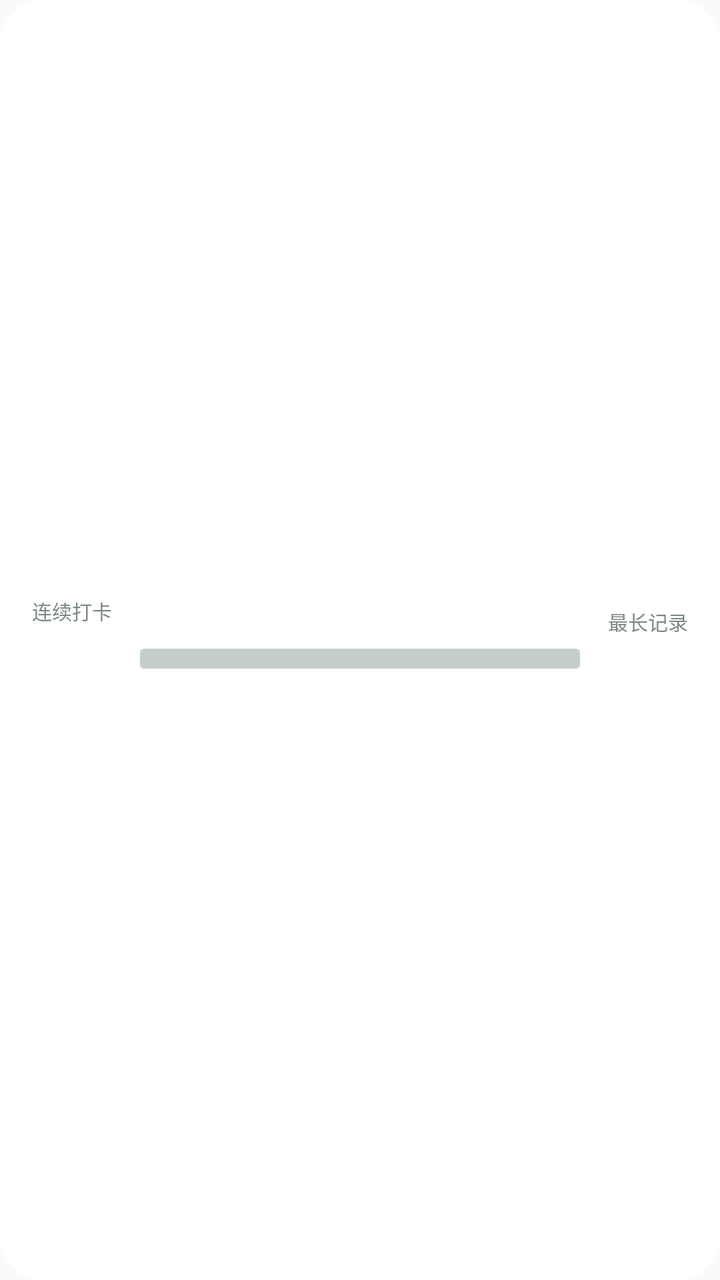
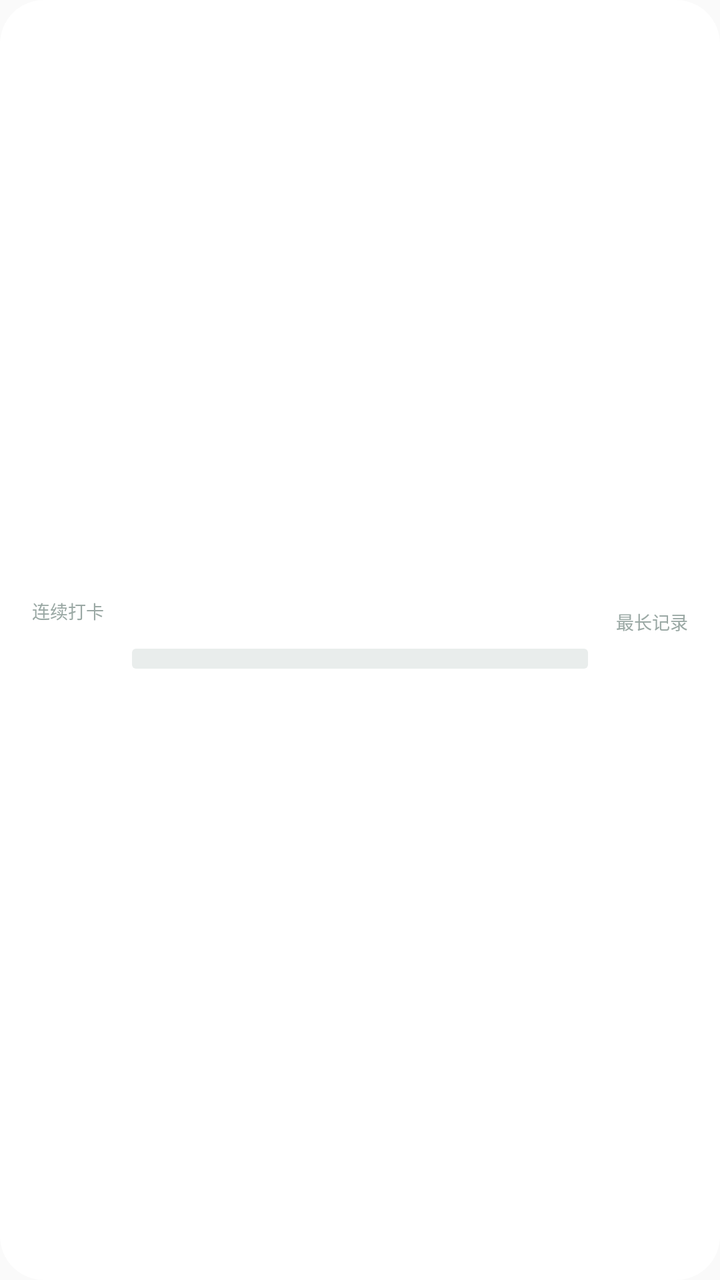

Compare the two renders of this Android layout. The source of the first and the diff that turns it into the second are given below.
<!-- AndroidManifest.xml: application theme Theme.PalmNote -->
<!-- res/layout/widget_habit_wide.xml -->
<?xml version="1.0" encoding="utf-8"?>
<LinearLayout xmlns:android="http://schemas.android.com/apk/res/android"
    android:id="@+id/widget_layout"
    android:layout_width="match_parent"
    android:layout_height="match_parent"
    android:orientation="horizontal"
    android:gravity="center_vertical"
    android:paddingHorizontal="16dp"
    android:paddingVertical="10dp"
    android:background="@drawable/widget_card_round">

    <LinearLayout
        android:layout_width="wrap_content"
        android:layout_height="wrap_content"
        android:orientation="vertical">

        <TextView
            android:layout_width="wrap_content"
            android:layout_height="wrap_content"
            android:text="@string/widget_habit_streak_label"
            android:textSize="@dimen/widget_text_micro"
            android:textColor="@color/widget_v2_text_secondary"
            android:maxLines="1" />

        <TextView
            android:id="@+id/widget_habit_wide_streak"
            android:layout_width="wrap_content"
            android:layout_height="wrap_content"
            android:textSize="20sp"
            android:textStyle="bold"
            android:layout_marginTop="2dp"
            android:maxLines="1" />
    </LinearLayout>

    <LinearLayout
        android:layout_width="0dp"
        android:layout_height="wrap_content"
        android:layout_weight="1"
        android:orientation="vertical"
        android:layout_marginStart="14dp">

        <LinearLayout
            android:layout_width="match_parent"
            android:layout_height="wrap_content"
            android:orientation="horizontal">

            <TextView
                android:id="@+id/widget_habit_wide_today"
                android:layout_width="0dp"
                android:layout_height="wrap_content"
                android:layout_weight="1"
                android:textSize="@dimen/widget_text_micro"
                android:textColor="@color/widget_v2_text_secondary"
                android:maxLines="1" />

            <TextView
                android:id="@+id/widget_habit_wide_week"
                android:layout_width="wrap_content"
                android:layout_height="wrap_content"
                android:textSize="@dimen/widget_text_micro"
                android:textColor="@color/widget_v2_text_secondary"
                android:maxLines="1" />
        </LinearLayout>

        <FrameLayout
            android:layout_width="match_parent"
            android:layout_height="10dp"
            android:layout_marginTop="5dp">

            <ImageView
                android:layout_width="match_parent"
                android:layout_height="match_parent"
                android:src="@drawable/widget_bar_track"
                android:contentDescription="@null" />

            <ImageView
                android:id="@+id/widget_habit_wide_bar"
                android:layout_width="match_parent"
                android:layout_height="match_parent"
                android:src="@drawable/widget_bar_fill"
                android:contentDescription="@null" />
        </FrameLayout>
    </LinearLayout>

    <LinearLayout
        android:layout_width="wrap_content"
        android:layout_height="wrap_content"
        android:orientation="vertical"
        android:gravity="end"
        android:layout_marginStart="14dp">

        <TextView
            android:layout_width="wrap_content"
            android:layout_height="wrap_content"
            android:text="@string/widget_longest_label"
            android:textSize="@dimen/widget_text_micro"
            android:textColor="@color/widget_v2_text_secondary"
            android:maxLines="1" />

        <TextView
            android:id="@+id/widget_habit_wide_longest"
            android:layout_width="wrap_content"
            android:layout_height="wrap_content"
            android:textSize="12sp"
            android:textStyle="bold"
            android:textColor="@color/widget_v2_text_primary"
            android:layout_marginTop="2dp"
            android:maxLines="1" />
    </LinearLayout>

</LinearLayout>
<!-- resources referenced by this layout -->
<resources>
  <color name="widget_v2_text_primary">#FF1A1A1A</color>
  <color name="widget_v2_text_secondary">#FF7C8A86</color>
  <dimen name="widget_text_micro">10sp</dimen>
  <!-- drawable widget_bar_fill (drawable) -->
  <?xml version="1.0" encoding="utf-8"?>
  <clip xmlns:android="http://schemas.android.com/apk/res/android"
      android:clipOrientation="horizontal"
      android:gravity="left">
      <shape android:shape="rectangle">
          <solid android:color="#FFFFFF" />
          <corners android:radius="2dp" />
      </shape>
  </clip>
  <!-- drawable widget_bar_track (drawable) -->
  <?xml version="1.0" encoding="utf-8"?>
  <shape xmlns:android="http://schemas.android.com/apk/res/android" android:shape="rectangle">
      <solid android:color="@color/widget_v2_ring" />
      <corners android:radius="2dp" />
  </shape>
  <!-- drawable widget_card_round (drawable) -->
  <?xml version="1.0" encoding="utf-8"?>
  <shape xmlns:android="http://schemas.android.com/apk/res/android" android:shape="rectangle">
      <solid android:color="@color/widget_v2_card_bg" />
      <corners android:radius="22dp" />
  </shape>
  <string name="widget_habit_streak_label">连续打卡</string>
  <string name="widget_longest_label">最长记录</string>
  <style name="Theme.PalmNote" parent="Theme.AppCompat.DayNight.NoActionBar">
          <item name="android:statusBarColor">@android:color/transparent</item>
          <item name="android:navigationBarColor">@android:color/transparent</item>
          <item name="android:windowLightStatusBar">true</item>
      </style>
  <color name="widget_v2_ring">#FFC4CFCC</color>
  <color name="widget_v2_card_bg">#FFFFFFFF</color>
</resources>

<!-- the commit's change to res/layout/widget_habit_wide.xml (unified diff, before → after) -->
@@ -6,7 +6,7 @@
     android:orientation="horizontal"
     android:gravity="center_vertical"
     android:paddingHorizontal="16dp"
-    android:paddingVertical="10dp"
+    android:paddingVertical="12dp"
     android:background="@drawable/widget_card_round">
 
     <LinearLayout
@@ -18,8 +18,8 @@
             android:layout_width="wrap_content"
             android:layout_height="wrap_content"
             android:text="@string/widget_habit_streak_label"
-            android:textSize="@dimen/widget_text_micro"
-            android:textColor="@color/widget_v2_text_secondary"
+            android:textSize="@dimen/widget_text_label"
+            android:textColor="@color/widget_v2_text_tertiary"
             android:maxLines="1" />
 
         <TextView
@@ -93,8 +93,8 @@
             android:layout_width="wrap_content"
             android:layout_height="wrap_content"
             android:text="@string/widget_longest_label"
-            android:textSize="@dimen/widget_text_micro"
-            android:textColor="@color/widget_v2_text_secondary"
+            android:textSize="@dimen/widget_text_label"
+            android:textColor="@color/widget_v2_text_tertiary"
             android:maxLines="1" />
 
         <TextView
<!-- resource entries referenced after the edit -->
@@ -1,7 +1,9 @@
 <!-- resources referenced by this layout -->
 <resources>
-  <color name="widget_v2_text_primary">#FF1A1A1A</color>
-  <color name="widget_v2_text_secondary">#FF7C8A86</color>
+  <color name="widget_v2_text_primary">#FF15181A</color>
+  <color name="widget_v2_text_secondary">#FF6B7B77</color>
+  <color name="widget_v2_text_tertiary">#FF9AA8A4</color>
+  <dimen name="widget_text_label">9sp</dimen>
   <dimen name="widget_text_micro">10sp</dimen>
   <!-- drawable widget_bar_fill (drawable) -->
   <?xml version="1.0" encoding="utf-8"?>
@@ -32,7 +34,7 @@
           <item name="android:navigationBarColor">@android:color/transparent</item>
           <item name="android:windowLightStatusBar">true</item>
       </style>
-  <color name="widget_v2_ring">#FFC4CFCC</color>
+  <color name="widget_v2_ring">#FFE9EDEC</color>
   <color name="widget_v2_card_bg">#FFFFFFFF</color>
 </resources>
 
